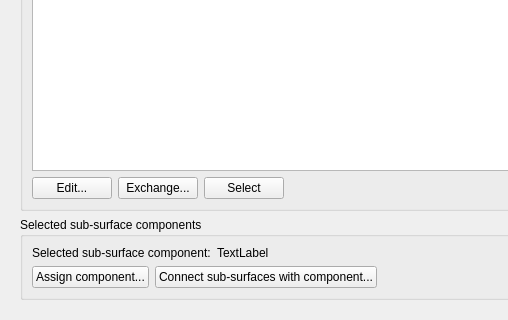
Before: the Qt Designer form SIM-VICUS/src/SVPropBuildingEditWidget.ui in ghorwin/SIM-VICUS, drawn with Qt 5; both pictures show x 0 to 508 and y 284 to 604 of the 903 by 604 pixel window.
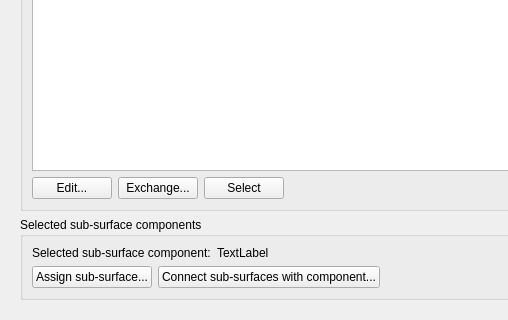
After: the same form once the commit is applied.

Commit message: More sub-surface prop edit stuff

Diff of the .ui file:
```diff
--- a/SIM-VICUS/src/SVPropBuildingEditWidget.ui
+++ b/SIM-VICUS/src/SVPropBuildingEditWidget.ui
@@ -223,7 +223,7 @@
             <item>
              <widget class="QPushButton" name="pushButtonAssignSubSurfaceComponent">
               <property name="text">
-               <string>Assign component...</string>
+               <string>Assign sub-surface...</string>
               </property>
               <property name="iconSize">
                <size>
```
The commit also changes 5 other files.
